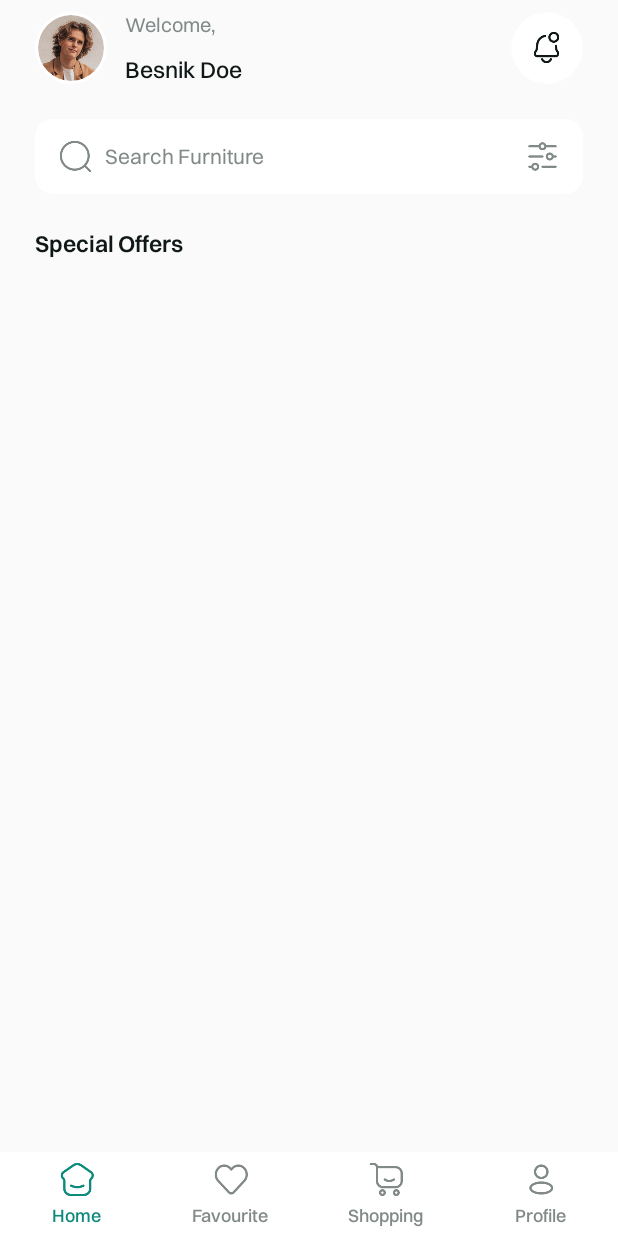
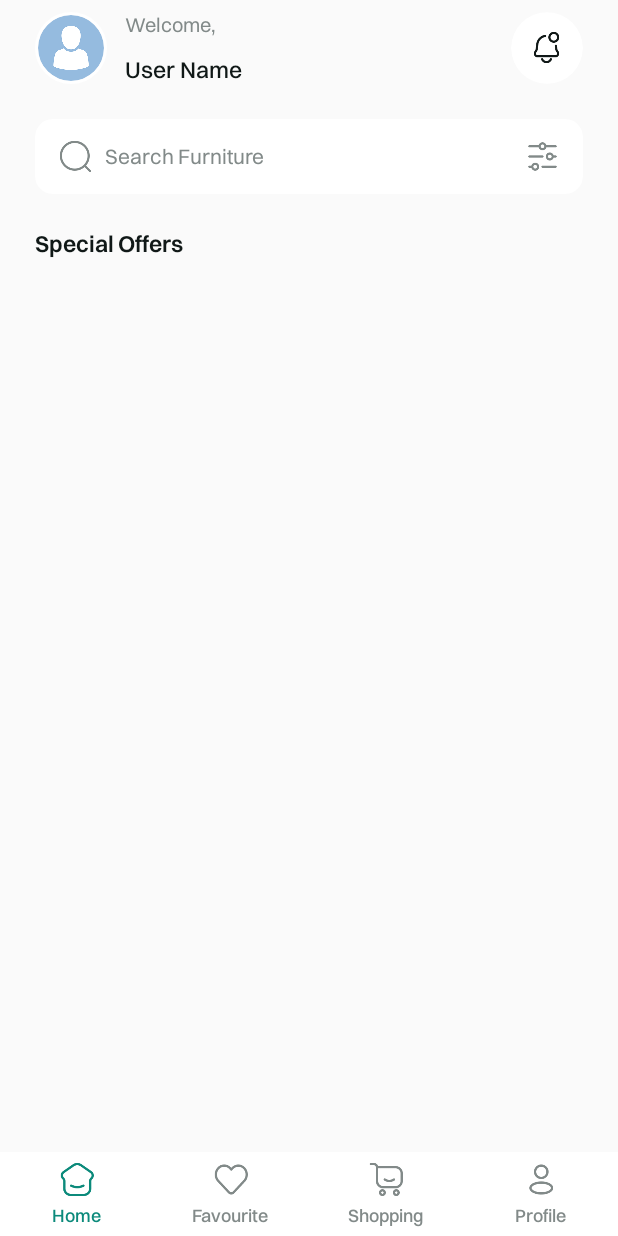
Before and after one commit to mdshourovmolla2000/Furniture-Shop-App, an Android app: the layout fragment_home.xml on its own in the app's theme, with its tools: preview values and no code run, on a phone screen of 412 x 824 dp. Run offline under Robolectric (Android 15) with nearby library versions, the phone set to English and light mode, and no system bars.

Commit message:
home user info

```diff
--- a/app/src/main/java/com/shourov/furnitureshop/database/AppDao.kt
+++ b/app/src/main/java/com/shourov/furnitureshop/database/AppDao.kt
@@ -1,5 +1,6 @@
 package com.shourov.furnitureshop.database
 
+import androidx.lifecycle.LiveData
 import androidx.room.Dao
 import androidx.room.Insert
 import androidx.room.Query
@@ -17,4 +18,6 @@ interface AppDao {
     @Query("SELECT * FROM user_table WHERE LOWER(email) = LOWER(:email) AND password = :password")
     suspend fun checkIfUserIsValid(email: String?, password: String?): UserTable?
 
+    @Query("SELECT * FROM user_table WHERE id = :id")
+    fun getUserInfo(id: Int?): LiveData<UserTable?>
 }
--- a/app/src/main/java/com/shourov/furnitureshop/utils/Extensions.kt
+++ b/app/src/main/java/com/shourov/furnitureshop/utils/Extensions.kt
@@ -1,6 +1,7 @@
 package com.shourov.furnitureshop.utils
 
 import android.content.Context
+import android.net.Uri
 import android.widget.ImageView
 import android.widget.Toast
 import com.bumptech.glide.Glide
@@ -8,6 +9,8 @@ import com.shourov.furnitureshop.R
 import es.dmoral.toasty.Toasty
 
 fun ImageView.loadImage(resource: Int?, placeholder: Int = R.drawable.image_placeholder_square) = Glide.with(this.context).load(resource).placeholder(placeholder).error(placeholder).into(this)
+
+fun ImageView.loadImage(resource: Uri?, placeholder: Int = R.drawable.image_placeholder_square) = Glide.with(this.context).load(resource).placeholder(placeholder).error(placeholder).into(this)
 
 
 fun Context.showSuccessToast(
--- a/app/src/main/java/com/shourov/furnitureshop/view_model/HomeViewModel.kt
+++ b/app/src/main/java/com/shourov/furnitureshop/view_model/HomeViewModel.kt
@@ -3,6 +3,7 @@ package com.shourov.furnitureshop.view_model
 import androidx.lifecycle.LiveData
 import androidx.lifecycle.MutableLiveData
 import androidx.lifecycle.ViewModel
+import com.shourov.furnitureshop.database.tables.UserTable
 import com.shourov.furnitureshop.model.SpecialOfferModel
 import com.shourov.furnitureshop.repository.HomeRepository
 
@@ -12,4 +13,6 @@ class HomeViewModel(private val repository: HomeRepository): ViewModel() {
         get() = _specialOfferLiveData
 
     fun getSpecialOfferData() = _specialOfferLiveData.postValue(repository.getSpecialOfferData())
+
+    fun getUserInfo(id: Int?): LiveData<UserTable?> = repository.getUserInfo(id)
 }
--- a/app/src/main/res/layout/fragment_home.xml
+++ b/app/src/main/res/layout/fragment_home.xml
@@ -32,7 +32,7 @@
                     app:layout_constraintStart_toStartOf="parent"
                     app:layout_constraintTop_toTopOf="parent"
                     app:layout_constraintBottom_toBottomOf="parent"
-                    android:src="@drawable/profile_pic"
+                    android:src="@drawable/user_profile_pic_placeholder_image"
                     app:civ_border_width="2dp"
                     app:civ_border_color="@color/white"/>
 
@@ -58,7 +58,7 @@
                     app:layout_constraintEnd_toStartOf="@id/notificationIcon"
                     app:layout_constraintHorizontal_bias="0.0"
                     android:layout_marginStart="@dimen/_9sdp"
-                    android:text="Besnik Doe"
+                    android:text="User Name"
                     android:textColor="@color/blackTextColor"
                     android:textSize="@dimen/_12sdp"
                     android:fontFamily="@font/switzer_medium"/>
```
Also changed, not shown: app/src/main/java/com/shourov/furnitureshop/repository/HomeRepository.kt (+6 -1 lines), app/src/main/java/com/shourov/furnitureshop/view/HomeFragment.kt (+18 -1 lines), app/src/main/res/drawable/profile_pic.png (deleted).
